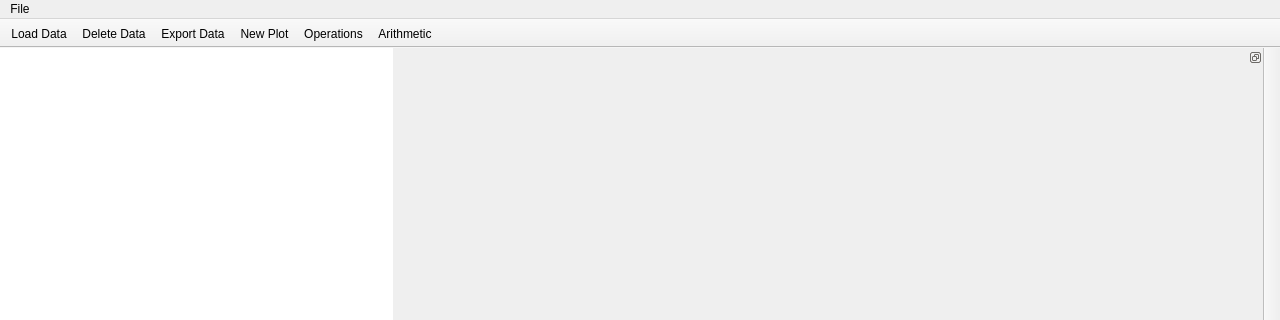
First picture: the form in specviz/data/ui/workspace.ui, repository spacetelescope/specviz, before the edit; both pictures show x 0 to 1280 and y 0 to 320 of the 1280 by 720 pixel window.
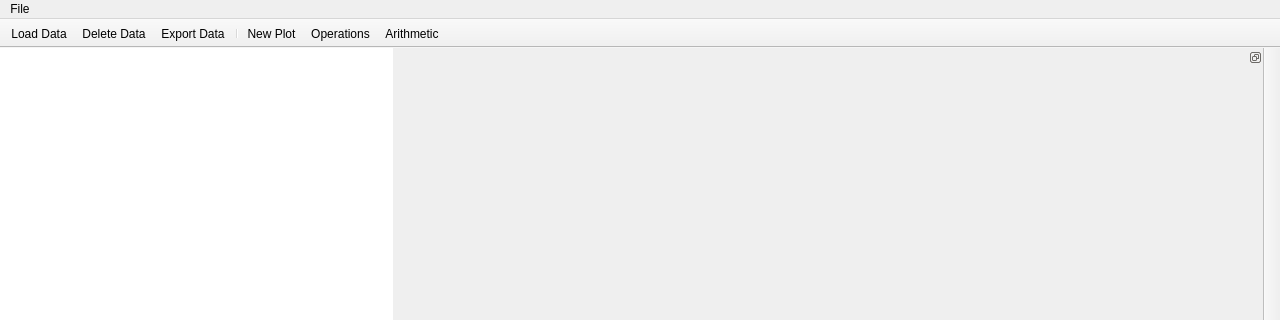
Second picture: the form after the edit. Icons and pictures are not drawn.

```diff
--- a/specviz/data/ui/workspace.ui
+++ b/specviz/data/ui/workspace.ui
@@ -197,6 +197,7 @@
    <addaction name="load_data_action"/>
    <addaction name="delete_data_action"/>
    <addaction name="export_data_action"/>
+   <addaction name="separator"/>
    <addaction name="new_plot_action"/>
    <addaction name="operations_action"/>
    <addaction name="arithmetic_action"/>
```
